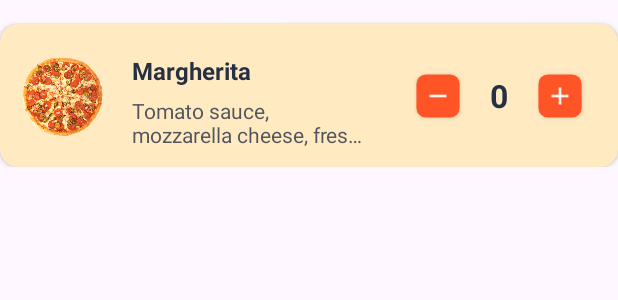
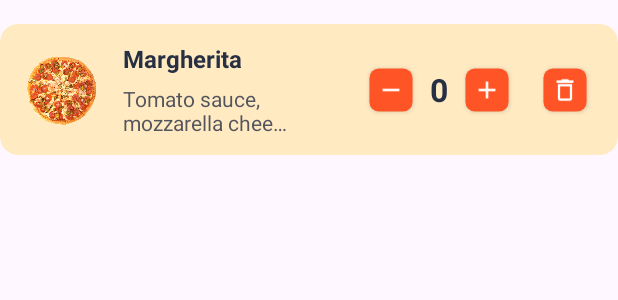
Before and after one commit to ThomasHerondale/FoodAce, an Android app: the layout cart_entry_view_holder.xml on its own in the app's theme, with its tools: preview values and no code run, on a phone screen of 412 x 824 dp. Shown: the top 300 px of the screen. Run offline under Robolectric (Android 15) with nearby library versions, the phone set to English and light mode, and no system bars.

Commit message:
cart_entry_view_holder allineati correttamente nella lista

```diff
--- /dev/null
+++ b/app/src/main/res/drawable/delete_icon.xml
@@ -0,0 +1,5 @@
+<vector android:height="24dp" android:tint="#000000"
+    android:viewportHeight="24" android:viewportWidth="24"
+    android:width="24dp" xmlns:android="http://schemas.android.com/apk/res/android">
+    <path android:fillColor="@android:color/white" android:pathData="M16,9v10H8V9h8m-1.5,-6h-5l-1,1H5v2h14V4h-3.5l-1,-1zM18,7H6v12c0,1.1 0.9,2 2,2h8c1.1,0 2,-0.9 2,-2V7z"/>
+</vector>
--- a/app/src/main/res/layout/cart_entry_view_holder.xml
+++ b/app/src/main/res/layout/cart_entry_view_holder.xml
@@ -11,6 +11,7 @@
         android:layout_marginVertical="16dp"
         app:cardBackgroundColor="@color/cream"
         app:cardCornerRadius="12dp"
+        app:cardElevation="0dp"
         app:contentPadding="12dp"
         app:layout_constraintEnd_toEndOf="parent"
         app:layout_constraintStart_toStartOf="parent"
@@ -22,9 +23,10 @@
 
             <ImageView
                 android:id="@+id/foodImgCart"
-                android:layout_width="60dp"
-                android:layout_height="60dp"
+                android:layout_width="52dp"
+                android:layout_height="52dp"
                 app:layout_constraintBottom_toBottomOf="parent"
+                app:layout_constraintEnd_toStartOf="@+id/imgGuideline"
                 app:layout_constraintStart_toStartOf="parent"
                 app:layout_constraintTop_toTopOf="parent"
                 tools:srcCompat="@drawable/pizza" />
@@ -33,34 +35,36 @@
                 android:id="@+id/foodNameCart"
                 android:layout_width="wrap_content"
                 android:layout_height="wrap_content"
-                android:layout_marginStart="16dp"
-                android:layout_marginTop="8dp"
                 android:textColor="@color/dark_blue"
                 android:textSize="16sp"
                 android:textStyle="bold"
-                app:layout_constraintStart_toEndOf="@+id/foodImgCart"
+                app:layout_constraintBottom_toTopOf="@+id/foodDescrCart"
+                app:layout_constraintStart_toStartOf="@+id/foodDescrCart"
                 app:layout_constraintTop_toTopOf="parent"
+                app:layout_constraintVertical_chainStyle="packed"
                 tools:text="Margherita" />
 
             <TextView
                 android:id="@+id/foodDescrCart"
                 android:layout_width="wrap_content"
                 android:layout_height="wrap_content"
+                android:layout_marginStart="12dp"
                 android:layout_marginTop="6dp"
                 android:ellipsize="end"
-                android:maxEms="10"
+                android:maxEms="7"
                 android:maxLines="2"
                 android:textColor="#CC273043"
-                app:layout_constraintStart_toStartOf="@+id/foodNameCart"
+                app:layout_constraintBottom_toBottomOf="parent"
+                app:layout_constraintStart_toStartOf="@+id/imgGuideline"
                 app:layout_constraintTop_toBottomOf="@+id/foodNameCart"
                 tools:text="Tomato sauce, mozzarella cheese, fresh oregano, olive oil" />
 
             <androidx.constraintlayout.widget.Guideline
-                android:id="@+id/guideline"
+                android:id="@+id/textGuideline"
                 android:layout_width="wrap_content"
                 android:layout_height="wrap_content"
                 android:orientation="vertical"
-                app:layout_constraintGuide_end="135dp" />
+                app:layout_constraintGuide_percent="0.6" />
 
             <ImageButton
                 android:id="@+id/subBttnCart"
@@ -72,11 +76,11 @@
                 android:scaleX="0.8"
                 android:scaleY="0.8"
                 android:src="@drawable/minus_icon"
+                android:tint="@color/white"
                 app:layout_constraintBottom_toBottomOf="parent"
                 app:layout_constraintEnd_toStartOf="@+id/quantityCart"
-                app:layout_constraintStart_toStartOf="@+id/guideline"
-                app:layout_constraintTop_toTopOf="parent"
-                android:tint="@color/white" />
+                app:layout_constraintStart_toStartOf="@+id/textGuideline"
+                app:layout_constraintTop_toTopOf="parent" />
 
             <TextView
                 android:id="@+id/quantityCart"
@@ -104,12 +108,37 @@
                 android:scaleX="0.8"
                 android:scaleY="0.8"
                 android:src="@drawable/plus_icon"
+                android:tint="@color/white"
                 app:layout_constraintBottom_toBottomOf="@+id/quantityCart"
-                app:layout_constraintEnd_toEndOf="parent"
+                app:layout_constraintEnd_toStartOf="@+id/delBttnCart"
                 app:layout_constraintHorizontal_bias="0.5"
                 app:layout_constraintStart_toEndOf="@+id/quantityCart"
-                app:layout_constraintTop_toTopOf="@+id/quantityCart"
-                android:tint="@color/white" />
+                app:layout_constraintTop_toTopOf="@+id/quantityCart" />
+
+            <ImageButton
+                android:id="@+id/delBttnCart"
+                android:layout_width="wrap_content"
+                android:layout_height="wrap_content"
+                android:layout_marginStart="16dp"
+                android:layout_marginEnd="8dp"
+                android:background="@drawable/plus_minus_bttn_bground"
+                android:elevation="2dp"
+                android:padding="6dp"
+                android:scaleX="0.8"
+                android:scaleY="0.8"
+                android:src="@drawable/delete_icon"
+                android:tint="@color/white"
+                app:layout_constraintBottom_toBottomOf="@+id/plusBttnCart"
+                app:layout_constraintEnd_toEndOf="parent"
+                app:layout_constraintStart_toEndOf="@+id/plusBttnCart"
+                app:layout_constraintTop_toTopOf="@+id/plusBttnCart" />
+
+            <androidx.constraintlayout.widget.Guideline
+                android:id="@+id/imgGuideline"
+                android:layout_width="wrap_content"
+                android:layout_height="wrap_content"
+                android:orientation="vertical"
+                app:layout_constraintGuide_percent="0.15" />
 
         </androidx.constraintlayout.widget.ConstraintLayout>
 
```
